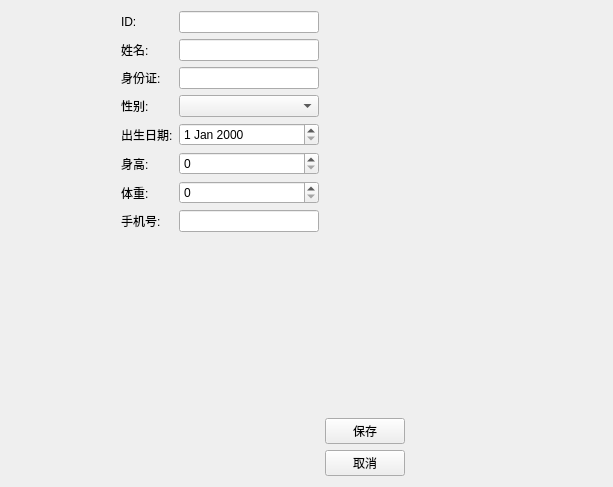
Qt form patienteditview.ui (gujvgugg/test_github) before a commit.
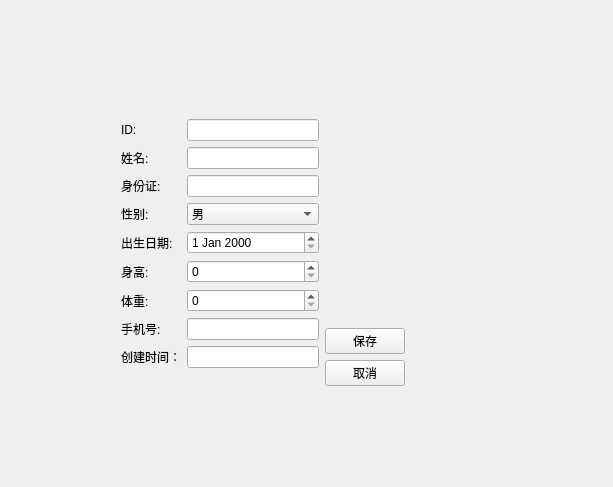
The same form after that commit.

What changed in the file:
```diff
--- a/patienteditview.ui
+++ b/patienteditview.ui
@@ -32,20 +32,23 @@
    </item>
    <item>
     <layout class="QFormLayout" name="formLayout">
-     <item row="0" column="0">
-      <widget class="QLabel" name="label">
-       <property name="text">
-        <string>ID:</string>
-       </property>
-      </widget>
-     </item>
      <item row="0" column="1">
-      <widget class="QLineEdit" name="lineEdit"/>
+      <spacer name="verticalSpacer_2">
+       <property name="orientation">
+        <enum>Qt::Orientation::Vertical</enum>
+       </property>
+       <property name="sizeHint" stdset="0">
+        <size>
+         <width>20</width>
+         <height>40</height>
+        </size>
+       </property>
+      </spacer>
      </item>
      <item row="1" column="0">
-      <widget class="QLabel" name="label_2">
+      <widget class="QLabel" name="label">
        <property name="text">
-        <string>姓名:</string>
+        <string>ID:</string>
        </property>
       </widget>
      </item>
@@ -53,9 +56,9 @@
       <widget class="QLineEdit" name="lineEdit_2"/>
      </item>
      <item row="2" column="0">
-      <widget class="QLabel" name="label_3">
+      <widget class="QLabel" name="label_2">
        <property name="text">
-        <string>身份证:</string>
+        <string>姓名:</string>
        </property>
       </widget>
      </item>
@@ -63,39 +66,50 @@
       <widget class="QLineEdit" name="lineEdit_4"/>
      </item>
      <item row="3" column="0">
-      <widget class="QLabel" name="label_4">
+      <widget class="QLabel" name="label_3">
        <property name="text">
-        <string>性别:</string>
+        <string>身份证:</string>
        </property>
       </widget>
      </item>
      <item row="3" column="1">
-      <widget class="QComboBox" name="comboBox"/>
+      <widget class="QLineEdit" name="dbEditIDCard"/>
      </item>
      <item row="4" column="0">
-      <widget class="QLabel" name="label_5">
+      <widget class="QLabel" name="label_4">
        <property name="text">
-        <string>出生日期:</string>
+        <string>性别:</string>
        </property>
       </widget>
      </item>
      <item row="4" column="1">
-      <widget class="QDateEdit" name="dateEdit"/>
+      <widget class="QComboBox" name="dbComboSex">
+       <item>
+        <property name="text">
+         <string>男</string>
+        </property>
+       </item>
+       <item>
+        <property name="text">
+         <string>女</string>
+        </property>
+       </item>
+      </widget>
      </item>
      <item row="5" column="0">
-      <widget class="QLabel" name="label_6">
+      <widget class="QLabel" name="label_5">
        <property name="text">
-        <string>身高:</string>
+        <string>出生日期:</string>
        </property>
       </widget>
      </item>
      <item row="5" column="1">
-      <widget class="QSpinBox" name="spinBox"/>
+      <widget class="QDateEdit" name="dbDateEditDOB"/>
      </item>
      <item row="6" column="0">
-      <widget class="QLabel" name="label_7">
+      <widget class="QLabel" name="label_6">
        <property name="text">
-        <string>体重:</string>
+        <string>身高:</string>
        </property>
       </widget>
      </item>
@@ -103,14 +117,47 @@
       <widget class="QSpinBox" name="spinBox_2"/>
      </item>
      <item row="7" column="0">
+      <widget class="QLabel" name="label_7">
+       <property name="text">
+        <string>体重:</string>
+       </property>
+      </widget>
+     </item>
+     <item row="7" column="1">
+      <widget class="QSpinBox" name="dbSpinWeight"/>
+     </item>
+     <item row="8" column="0">
       <widget class="QLabel" name="label_8">
        <property name="text">
         <string>手机号:</string>
        </property>
       </widget>
      </item>
-     <item row="7" column="1">
-      <widget class="QLineEdit" name="lineEdit_5"/>
+     <item row="8" column="1">
+      <widget class="QLineEdit" name="dbEditMobile"/>
+     </item>
+     <item row="10" column="0">
+      <spacer name="verticalSpacer_3">
+       <property name="orientation">
+        <enum>Qt::Orientation::Vertical</enum>
+       </property>
+       <property name="sizeHint" stdset="0">
+        <size>
+         <width>20</width>
+         <height>40</height>
+        </size>
+       </property>
+      </spacer>
+     </item>
+     <item row="9" column="0">
+      <widget class="QLabel" name="label_9">
+       <property name="text">
+        <string>创建时间：</string>
+       </property>
+      </widget>
+     </item>
+     <item row="9" column="1">
+      <widget class="QLineEdit" name="dbCreateTimeStamp"/>
      </item>
     </layout>
    </item>
@@ -143,6 +190,22 @@
        </property>
       </widget>
      </item>
+     <item>
+      <spacer name="verticalSpacer_4">
+       <property name="orientation">
+        <enum>Qt::Orientation::Vertical</enum>
+       </property>
+       <property name="sizeType">
+        <enum>QSizePolicy::Policy::Maximum</enum>
+       </property>
+       <property name="sizeHint" stdset="0">
+        <size>
+         <width>20</width>
+         <height>90</height>
+        </size>
+       </property>
+      </spacer>
+     </item>
     </layout>
    </item>
    <item>
```
Left out of the diff: 8 changed lines with no effect on the pictures.
